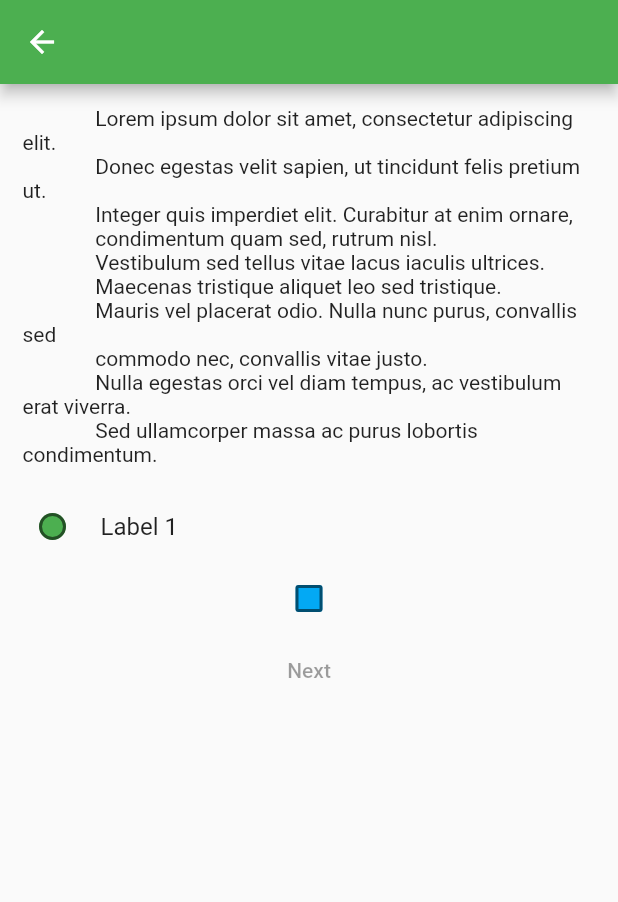
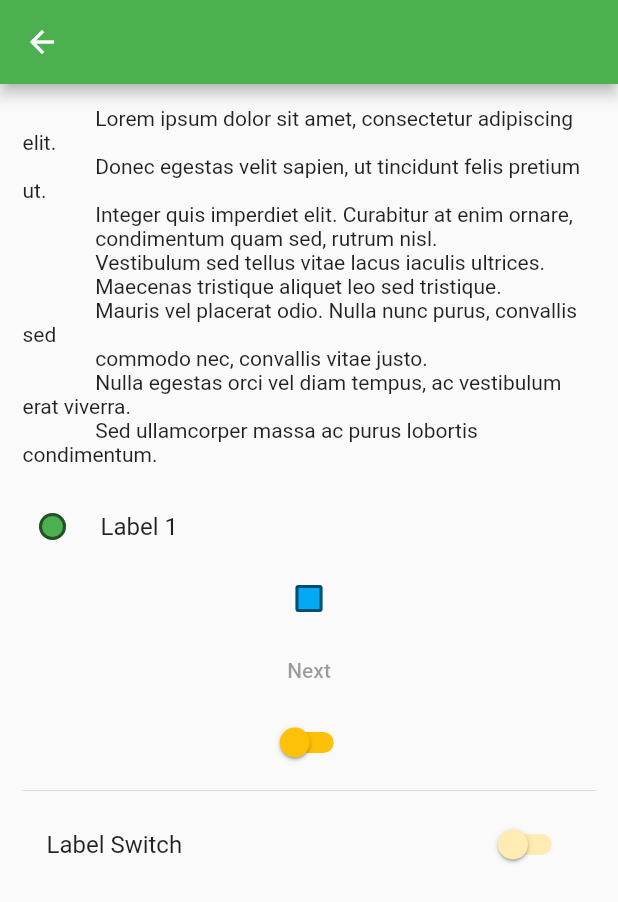
Before and after one commit to DavidRamiroBarragan/flutter-desde-cero, a Flutter app: the CheckboxPage screen opened by its route, on a phone screen of 412 x 824 dp. Shown: the top 902 px of the screen. Run offline on Flutter 3.47's test engine with Material 2 defaults, Android fonts, the phone set to English and light mode, and no system bars; our stand-ins replace cached_network_image, device_preview, faker, flutter_svg, timeago.

Commit message:
add input switch

```diff
--- a/formularios/lib/pages/checkbox_pages.dart
+++ b/formularios/lib/pages/checkbox_pages.dart
@@ -86,7 +86,27 @@ class _CheckboxPageState extends State<CheckboxPage> {
               MaterialButton(
                 onPressed: _check ? () {} : null,
                 child: const Text('Next'),
-              )
+              ),
+              Switch(
+                value: _check,
+                onChanged: (value) {
+                  setState(() {
+                    _check = value;
+                  });
+                },
+              ),
+              const Divider(),
+              SwitchListTile(
+                inactiveTrackColor: Colors.amber.shade100,
+                inactiveThumbColor: Colors.amber.shade100,
+                title: const Text('Label Switch'),
+                value: _check,
+                onChanged: (value) {
+                  setState(() {
+                    _check = value;
+                  });
+                },
+              ),
             ],
           ),
         ),
```
Also changed, not shown: formularios/lib/utils/app_theme.dart (+6 -4 lines).
